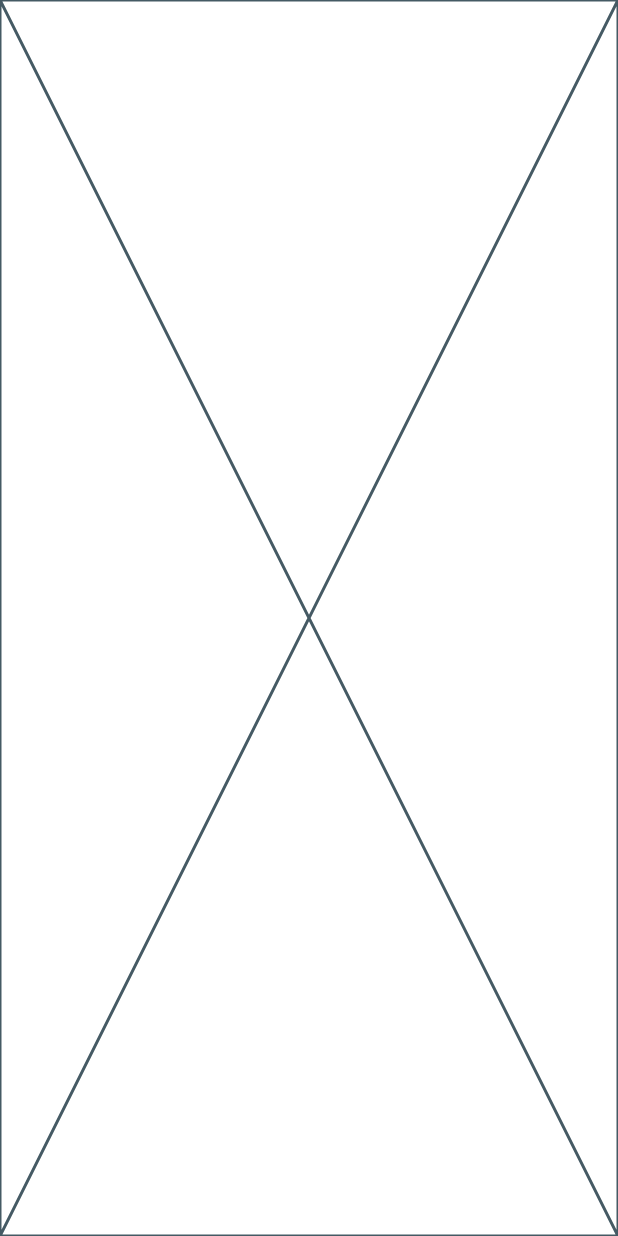
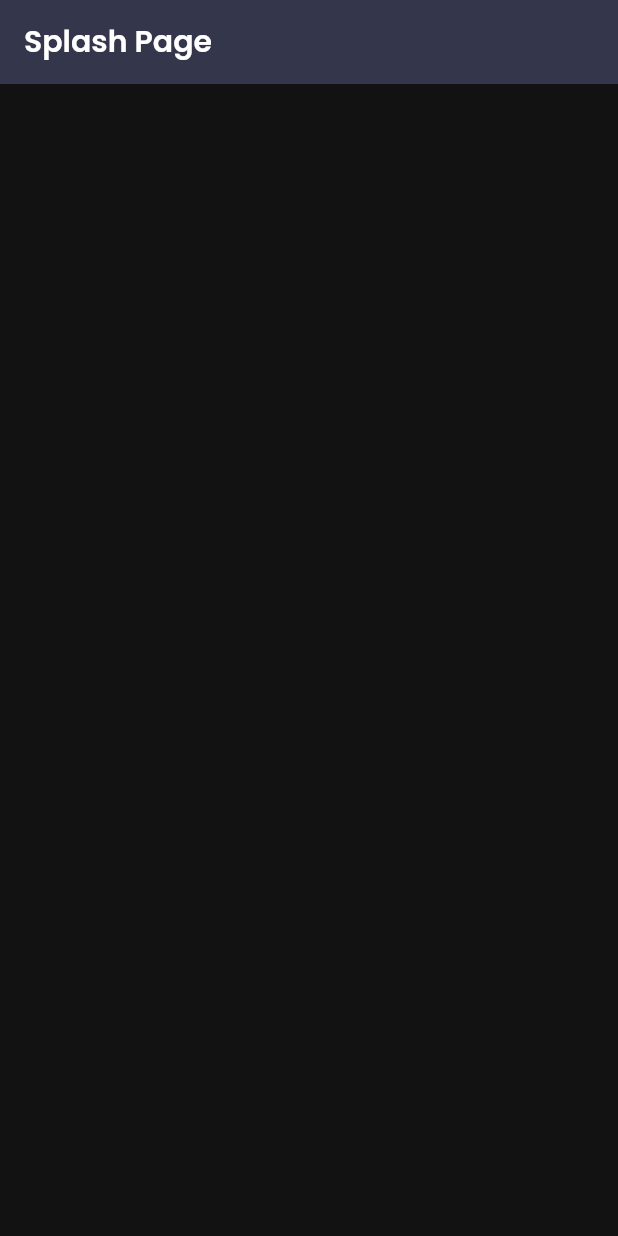
Before and after one commit to Sohag-84/Sampark, a Flutter app: the screen it shows after launch, on a phone screen of 412 x 824 dp. Run offline on Flutter 3.47's test engine with Material 3 defaults, Android fonts, the phone set to English and light mode, and no system bars.

Commit message:
setup all theme

```diff
--- a/lib/config/theme.dart
+++ b/lib/config/theme.dart
@@ -1,16 +1,77 @@
 import 'package:flutter/material.dart';
-import 'package:sampark/config/colors.dart';
+import 'package:sampark/Config/Colors.dart';
 
 var lightTheme = ThemeData();
 var darkTheme = ThemeData(
   brightness: Brightness.dark,
   useMaterial3: true,
+  appBarTheme: AppBarTheme(
+    backgroundColor: dContainerColor,
+  ),
+  inputDecorationTheme: InputDecorationTheme(
+    fillColor: dBackgroundColor,
+    filled: true,
+    border: UnderlineInputBorder(
+      borderSide: BorderSide.none,
+      borderRadius: BorderRadius.circular(10),
+    ),
+  ),
   colorScheme: const ColorScheme.dark(
     primary: dPrimarColor,
-    onPrimary: dBackgroundColor,
-    surface: dBackgroundColor,
-    onSurface: donContainerColor,
+    onPrimary: dOnBackgroundColor,
+    background: dBackgroundColor,
+    onBackground: dOnBackgroundColor,
     primaryContainer: dContainerColor,
-    onPrimaryContainer: dOnBackgroundColor,
+    onPrimaryContainer: donContainerColor,
+  ),
+  textTheme: const TextTheme(
+    headlineLarge: TextStyle(
+      fontSize: 32,
+      color: dPrimarColor,
+      fontFamily: "Poppins",
+      fontWeight: FontWeight.w800,
+    ),
+    headlineMedium: TextStyle(
+      fontSize: 30,
+      color: dOnBackgroundColor,
+      fontFamily: "Poppins",
+      fontWeight: FontWeight.w600,
+    ),
+    headlineSmall: TextStyle(
+      fontSize: 20,
+      color: dOnBackgroundColor,
+      fontFamily: "Poppins",
+      fontWeight: FontWeight.w600,
+    ),
+    bodyLarge: TextStyle(
+      fontSize: 18,
+      color: dOnBackgroundColor,
+      fontFamily: "Poppins",
+      fontWeight: FontWeight.w500,
+    ),
+    bodyMedium: TextStyle(
+      fontSize: 15,
+      color: dOnBackgroundColor,
+      fontFamily: "Poppins",
+      fontWeight: FontWeight.w500,
+    ),
+    labelLarge: TextStyle(
+      fontSize: 15,
+      color: donContainerColor,
+      fontFamily: "Poppins",
+      fontWeight: FontWeight.w400,
+    ),
+    labelMedium: TextStyle(
+      fontSize: 12,
+      color: donContainerColor,
+      fontFamily: "Poppins",
+      fontWeight: FontWeight.w400,
+    ),
+    labelSmall: TextStyle(
+      fontSize: 10,
+      color: donContainerColor,
+      fontFamily: "Poppins",
+      fontWeight: FontWeight.w300,
+    ),
   ),
 );
--- a/lib/pages/splash_page/splash_page.dart
+++ b/lib/pages/splash_page/splash_page.dart
@@ -5,6 +5,13 @@ class SplashPage extends StatelessWidget {
 
   @override
   Widget build(BuildContext context) {
-    return const Placeholder();
+    return Scaffold(
+      appBar: AppBar(
+        title: Text(
+          'Splash Page',
+          style: Theme.of(context).textTheme.headlineSmall,
+        ),
+      ),
+    );
   }
 }
```
Also changed, not shown: pubspec.yaml (+15 -0 lines), assets/fonts/Poppins-Bold.ttf (added), assets/fonts/Poppins-ExtraBold.ttf (added), assets/fonts/Poppins-Light.ttf (added), assets/fonts/Poppins-Medium.ttf (added), assets/fonts/Poppins-Regular.ttf (added), assets/fonts/Poppins-SemiBold.ttf (added).
